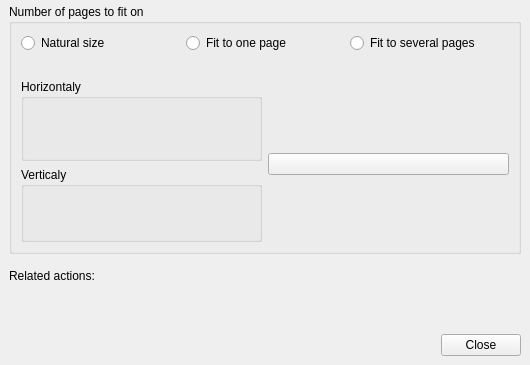
KDE/kgraphviewer, file src/part/simpleprintingpagesetupbase.ui: the form before one commit; both pictures show x 0 to 530 and y 244 to 609 of the 530 by 609 pixel window.
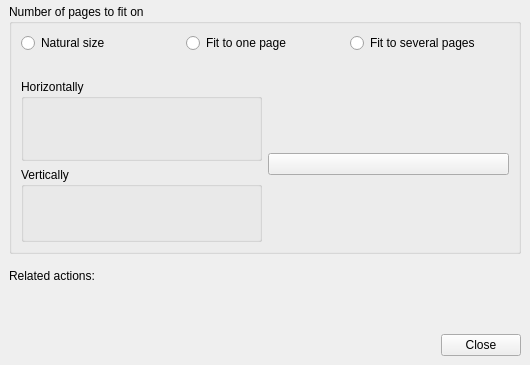
The form after the commit. Icons and pictures are not drawn. Custom widgets are drawn as their Qt base class.

Diff of the .ui file:
```diff
--- a/src/part/simpleprintingpagesetupbase.ui
+++ b/src/part/simpleprintingpagesetupbase.ui
@@ -362,7 +362,7 @@
         <item rowspan="2" row="2" column="0" >
          <widget class="QGroupBox" name="groupBox2" >
           <property name="title" >
-           <string>Horizontaly</string>
+           <string>Horizontally</string>
           </property>
           <widget class="KIntNumInput" native="1" name="horizFitNumInput" >
            <property name="geometry" >
@@ -379,7 +379,7 @@
         <item rowspan="2" row="4" column="0" >
          <widget class="QGroupBox" name="groupBox3" >
           <property name="title" >
-           <string>Verticaly</string>
+           <string>Vertically</string>
           </property>
           <widget class="KIntNumInput" native="1" name="vertFitNumInput" >
            <property name="geometry" >
```
